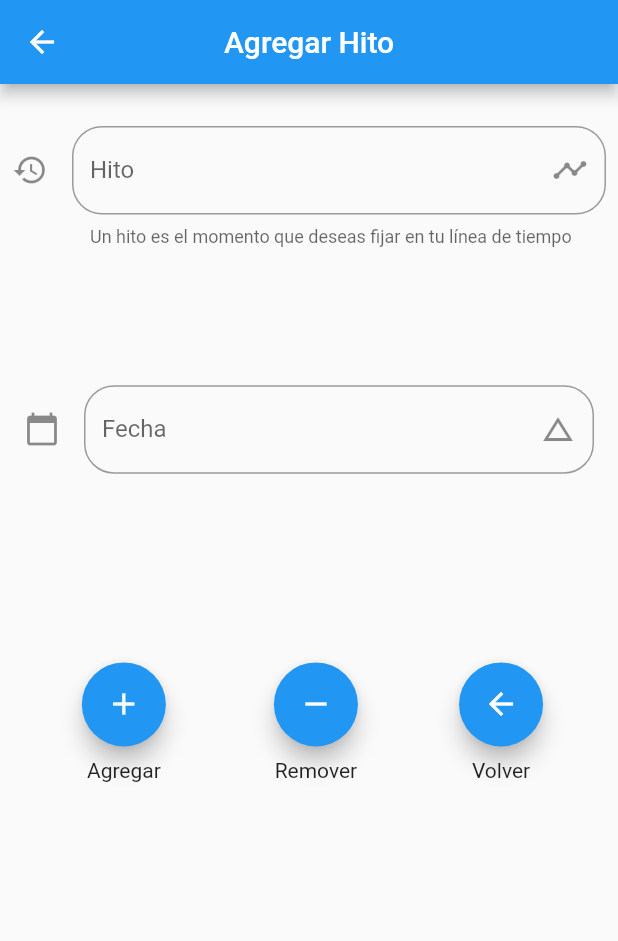
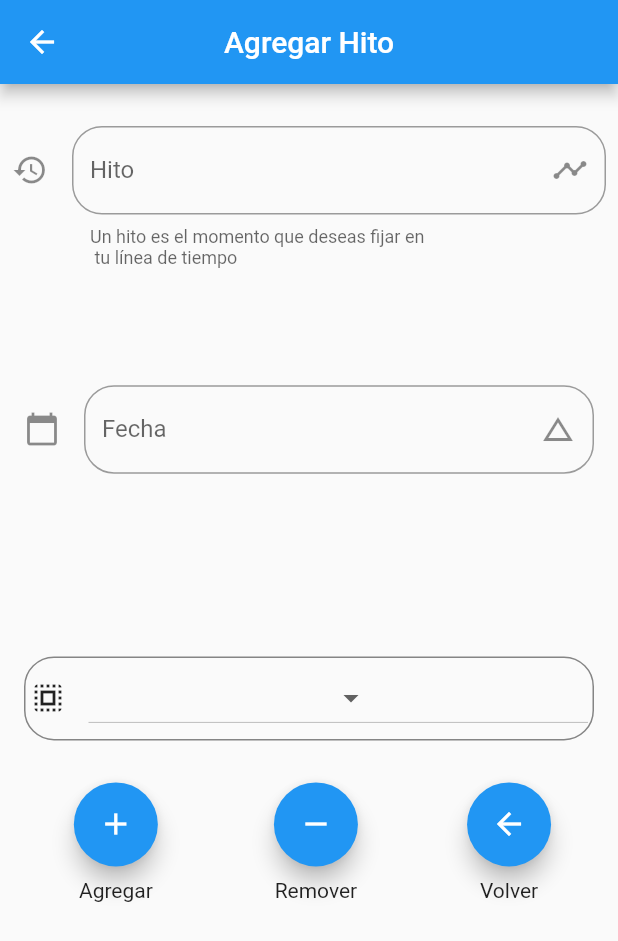
Before and after one commit to jpgotopo/firebase-authetication-login, a Flutter app: the AddItem screen opened directly, after a tap on the "remove" icon, on a phone screen of 412 x 824 dp. Shown: the top 941 px of the screen. Run offline on Flutter 3.47's test engine with Material 2 defaults, Android fonts, the phone set to English and light mode, and no system bars; our stand-ins replace auto_size_text, firebase_auth, flare_flutter, flutter_local_notifications, flutter_swiper, rxdart and 1 more; missing offline and left inert: timeline_list; accounts and stored records are empty.

Commit message:
Cambios a timeline (para remover items), cambios a card_swiper, cambios a misioneros poniendo en comentario a recordatorio

```diff
--- a/lib/pages/login.dart
+++ b/lib/pages/login.dart
@@ -147,6 +147,7 @@ class _LoginPageState extends State<LoginPage> {
       ),
       persistentFooterButtons: <Widget>[
         FlatButton(
+
           onPressed: () {
             Navigator.of(context).pop();
           },
--- a/lib/screens/recordatorio.dart
+++ b/lib/screens/recordatorio.dart
@@ -1,4 +1,4 @@
-import 'package:flutter/material.dart';
+/* import 'package:flutter/material.dart';
 import 'package:gpm_version_4/src/global_bloc.dart';
 import 'package:gpm_version_4/src/ui/calendarpage/calendarpage.dart';
 import 'package:provider/provider.dart';
@@ -36,4 +36,4 @@ class _MedicineReminderState extends State<MedicineReminder> {
       ),
     );
   }
-}
+} */
--- a/lib/screens/timeline.dart
+++ b/lib/screens/timeline.dart
@@ -18,7 +18,8 @@ class Locals extends StatelessWidget {
         const Locale('en'), // English
         const Locale('es'), //Spanish
         const Locale('he'), // Hebrew
-        const Locale.fromSubtags(languageCode: 'zh'), // Chinese *See Advanced Locales below*
+        const Locale.fromSubtags(
+            languageCode: 'zh'), // Chinese *See Advanced Locales below*
         // ... other locales the app supports
       ],
       // ..
@@ -33,11 +34,15 @@ class LineaTiempo extends StatefulWidget {
 
 class _LineaTiempoState extends State<LineaTiempo> {
   @override
+  @override
+  void initState() {
+    super.initState();
+
+  }
   Widget build(BuildContext context) {
     final media = MediaQuery.of(context).size;
     var isPortrait = MediaQuery.of(context).orientation == Orientation.portrait;
     return Scaffold(
-
         appBar: AppBar(
           centerTitle: true,
           backgroundColor: Colors.lightGreen,
@@ -46,110 +51,146 @@ class _LineaTiempoState extends State<LineaTiempo> {
         body: Center(
           child: Padding(
             padding: EdgeInsets.all(10.0),
-          child: Column(
+            child: ListView(
               children: <Widget>[
                 Container(
-                height: media.height * 0.65,
+                  height:
+                      isPortrait ? media.height * 0.65 : media.height * 0.375,
                   child: Timeline.builder(
-
-                  itemBuilder: (BuildContext context, int i){
+                    itemBuilder: (BuildContext context, int i) {
                       return TimelineModel(
                           Container(
                             height: media.height * 0.15,
                             child: Column(
-
                               children: <Widget>[
                                 lineaTiempoItem[i],
                               ],
                             ),
                           ),
                           iconBackground: Colors.lightGreen,
-                      icon: Icon(Icons.arrow_downward, color: Colors.blue,)
-                    );
+                          icon: Icon(
+                            Icons.arrow_downward,
+                            color: Colors.blue,
+                          ));
                     },
-                  position: TimelinePosition.Left,
+                    position: isPortrait
+                        ? TimelinePosition.Left
+                        : TimelinePosition.Center,
                     itemCount: lineaTiempoItem.length,
                     physics: BouncingScrollPhysics(),
-
                   ),
                 ),
-              /* RaisedButton(
+                Padding(
+                  padding: const EdgeInsets.only(top: 4.0),
+                  child: RaisedButton(
+                    highlightColor: Colors.orange,
+                    elevation: 10,
                     color: Colors.lightGreen,
-                onPressed: (){Navigator.push(context, new MaterialPageRoute(builder: (context) => AddItem()));},
+                    onPressed: () {
+                      Navigator.push(
+                          context,
+                          new MaterialPageRoute(
+                              builder: (context) => AddItem()));
+                    },
                     child: Text('Modificar'),
-              ) */
+                  ),
+                )
               ],
             ),
-
           ),
-      )
-
-    );
+        ));
   }
 }
+
 List<LineaTiempoItems> lineaTiempoItem = [
   LineaTiempoItems(
       titulo: 'Inicio de Mi llamado',
       fecha: 2005,
-    iconoT: IconButton(icon: Icon(Icons.hourglass_full, color: Colors.blueAccent, ), onPressed: (){},)
-
+      iconoT: IconButton(
+        icon: Icon(
+          Icons.hourglass_full,
+          color: Colors.blueAccent,
         ),
+        onPressed: () {},
+      )),
   LineaTiempoItems(
       titulo: 'Estudios Teológicos',
       fecha: 2007,
-    iconoT: IconButton(icon: Icon(Icons.book, color: Colors.green,), onPressed: (){},)
-
+      iconoT: IconButton(
+        icon: Icon(
+          Icons.book,
+          color: Colors.green,
         ),
+        onPressed: () {},
+      )),
   LineaTiempoItems(
       titulo: 'Estudios Universitarios',
       fecha: 2007,
-    iconoT: IconButton(icon: Icon(Icons.battery_full, color: Colors.amber,), onPressed: (){},)
-
+      iconoT: IconButton(
+        icon: Icon(
+          Icons.battery_full,
+          color: Colors.amber,
         ),
+        onPressed: () {},
+      )),
   LineaTiempoItems(
       titulo: 'Estudios Teológicos',
       fecha: 2012,
-    iconoT: IconButton(icon: Icon(Icons.cached, color: Colors.orange,), onPressed: (){},)
-
+      iconoT: IconButton(
+        icon: Icon(
+          Icons.cached,
+          color: Colors.orange,
         ),
+        onPressed: () {},
+      )),
   LineaTiempoItems(
       titulo: 'Salida Fase 1',
       fecha: 2016,
-    iconoT: IconButton(icon: Icon(Icons.outlined_flag, color: Colors.red,), onPressed: (){},)
-
+      iconoT: IconButton(
+        icon: Icon(
+          Icons.outlined_flag,
+          color: Colors.red,
         ),
+        onPressed: () {},
+      )),
   LineaTiempoItems(
       titulo: 'Salida Fase 2',
       fecha: 2020,
-    iconoT: IconButton(icon: Icon(Icons.landscape, color: Colors.purple,), onPressed: (){},)
+      iconoT: IconButton(
+        icon: Icon(
+          Icons.landscape,
+          color: Colors.purple,
+        ),
+        onPressed: () {},
+      )),
+];
 
-  ),
-];
 class LineaTiempoItems extends StatelessWidget {
-  LineaTiempoItems({this.iconoT, this.titulo, this.fecha});
+  LineaTiempoItems({
+    this.iconoT,
+    this.titulo,
+    this.fecha,
+  });
   final IconButton iconoT;
   final String titulo;
   final int fecha;
   Widget build(BuildContext context) {
-    return  Column(
+    return Column(
       children: <Widget>[
         Row(
           children: <Widget>[
             Stack(
               children: <Widget>[
                 Container(
-
                   height: 50.0,
                   width: 50.0,
                   decoration: BoxDecoration(
                       color: Colors.lightBlueAccent,
                       shape: BoxShape.circle,
-                    boxShadow: [BoxShadow(
-                      color: Colors.black54,
-                      offset: new Offset(3.0, 2.0)
-                    )]
-
-                  ),
+                      boxShadow: [
+                        BoxShadow(
+                            color: Colors.black54, offset: new Offset(3.0, 2.0))
+                      ]),
                 ),
                 iconoT,
               ],
@@ -162,19 +203,24 @@ class LineaTiempoItems extends StatelessWidget {
                   borderRadius: BorderRadius.circular(8.0),
                   color: Color(0XFFeeeeee),
                   shape: BoxShape.rectangle,
-                boxShadow: [BoxShadow(
-                  color: Colors.green,
-                  offset: new Offset(3.0, 2.0)
-                )]
-              ),
+                  boxShadow: [
+                    BoxShadow(color: Colors.green, offset: new Offset(3.0, 2.0))
+                  ]),
               child: Padding(
                 padding: const EdgeInsets.all(4.0),
                 child: Column(
-
                   children: <Widget>[
-
-                    Text('Paso: $titulo', style: TextStyle(fontSize: 14, fontWeight: FontWeight.bold, color: Colors.blue),),
-                    Text('Fecha: $fecha', style: TextStyle(color: Colors.green),)
+                    Text(
+                      'Paso: $titulo',
+                      style: TextStyle(
+                          fontSize: 14,
+                          fontWeight: FontWeight.bold,
+                          color: Colors.blue),
+                    ),
+                    Text(
+                      'Fecha: $fecha',
+                      style: TextStyle(color: Colors.green),
+                    )
                   ],
                 ),
               ),
@@ -185,7 +231,6 @@ class LineaTiempoItems extends StatelessWidget {
     );
 
     //TODO agregar Opción para que el usuario añada item a línea de tiempo//
-
   }
 }
 
@@ -198,14 +243,18 @@ class _AddItemState extends State<AddItem> {
   final _hitoController = TextEditingController();
   final _fechaController = TextEditingController();
   final _formKey = new GlobalKey<FormState>();
-  int _fecha ;
-
+  int _fecha;
+  String _opcionSeleccionada;
+  bool removeItem = false;
   @override
   Widget build(BuildContext context) {
     final media = MediaQuery.of(context).size;
     var isPortrait = MediaQuery.of(context).orientation == Orientation.portrait;
     return Scaffold(
-      appBar: AppBar(title: Text('Agregar Hito'), centerTitle: true,),
+      appBar: AppBar(
+        title: Text('Agregar Hito'),
+        centerTitle: true,
+      ),
       body: ListView(
         children: <Widget>[
           Form(
@@ -214,24 +263,29 @@ class _AddItemState extends State<AddItem> {
               padding: const EdgeInsets.all(8),
               child: Column(
                 children: <Widget>[
-                  SizedBox(height: 20,),
+                  SizedBox(
+                    height: 20,
+                  ),
                   Container(
                     height: media.height * 0.20,
                     child: TextFormField(
                       decoration: new InputDecoration(
                         labelText: 'Hito',
-                        helperText: 'Un hito es el momento que deseas fijar en tu línea de tiempo',
-                        suffixIcon: Icon( Icons.timeline ),
-                          icon: Icon (Icons.history),
+                        helperText: isPortrait
+                            ? 'Un hito es el momento que deseas fijar en \n tu línea de tiempo'
+                            : 'Un hito es el momento que deseas fijar en tu línea de tiempo',
+                        suffixIcon: Icon(Icons.timeline),
+                        icon: Icon(Icons.history),
                         border: OutlineInputBorder(
                           borderRadius: BorderRadius.circular(20.0),
                         ),
                       ),
                       controller: _hitoController,
-                      validator: (val)=> val.isNotEmpty ? null : 'Este campo no debería estar vacío',
+                      validator: (val) => val.isNotEmpty
+                          ? null
+                          : 'Este campo no debería estar vacío',
                     ),
                   ),
-
                   Padding(
                     padding: const EdgeInsets.all(8.0),
                     child: Container(
@@ -239,8 +293,8 @@ class _AddItemState extends State<AddItem> {
                       child: TextFormField(
                         decoration: new InputDecoration(
                           labelText: 'Fecha',
-                          suffixIcon: Icon( Icons.change_history ),
-                          icon: Icon (Icons.calendar_today),
+                          suffixIcon: Icon(Icons.change_history),
+                          icon: Icon(Icons.calendar_today),
                           border: OutlineInputBorder(
                             borderRadius: BorderRadius.circular(20.0),
                           ),
@@ -248,8 +302,16 @@ class _AddItemState extends State<AddItem> {
                         controller: _fechaController,
                         onTap: () {
                           FocusScope.of(context).requestFocus(new FocusNode());
-                          _selectDate( context );
+                          _selectDate(context);
                         },
+                      ),
+                    ),
+                  ),
+                  removeItem? Padding(
+                    padding: EdgeInsets.all(8),
+                    child: _crearDropdown(),
+                  ) : Divider()
+                ],
               ),
             ),
           ),
@@ -263,8 +325,17 @@ class _AddItemState extends State<AddItem> {
                   Column(
                     children: <Widget>[
                       FloatingActionButton(
-                                onPressed: (){
-                                  lineaTiempoItem.add(LineaTiempoItems(titulo: _hitoController.text, fecha: _fecha, iconoT: IconButton(onPressed: (){}, icon: Icon(Icons.add),),));
+                        tooltip: 'Hito Agregado',
+                        heroTag: 'agregar',
+                        onPressed: () {
+                          lineaTiempoItem.add(LineaTiempoItems(
+                            titulo: _hitoController.text,
+                            fecha: _fecha,
+                            iconoT: IconButton(
+                              onPressed: () {},
+                              icon: Icon(Icons.add),
+                            ),
+                          ));
                           orderList();
                         },
                         child: Icon(Icons.add),
@@ -278,7 +349,15 @@ class _AddItemState extends State<AddItem> {
                   Column(
                     children: <Widget>[
                       FloatingActionButton(
-                                onPressed: (){lineaTiempoItem.removeAt(5); orderList();},
+
+                        heroTag: 'remover',
+                        onPressed: () {
+                          setState(() {
+                            removeItem = !removeItem;
+                          });
+
+                          orderList();
+                        },
                         child: Icon(Icons.remove),
                       ),
                       Padding(
@@ -290,7 +369,10 @@ class _AddItemState extends State<AddItem> {
                   Column(
                     children: <Widget>[
                       FloatingActionButton(
-                                onPressed: (){Navigator.pop(context);},
+                        heroTag: 'volver',
+                        onPressed: () {
+                          Navigator.pop(context);
+                        },
                         child: Icon(Icons.arrow_back),
                       ),
                       Padding(
@@ -300,11 +382,6 @@ class _AddItemState extends State<AddItem> {
                     ],
                   )
                 ],
-
-                      ),
-                    ),
-                  )
-                ],
               ),
             ),
           )
@@ -312,40 +389,86 @@ class _AddItemState extends State<AddItem> {
       ),
     );
   }
-  Function orderList(){
-   lineaTiempoItem.sort((a, b){
-     if((a.fecha) > b.fecha){
+  Widget _crearDropdown() {
+  return Container(
+    decoration: BoxDecoration(
+      color: Colors.transparent,
+      border: Border.all(color: Color(0xFF858585)),
+      borderRadius: BorderRadius.circular(20),
+    ),
+    child: Padding(
+      padding: const EdgeInsets.all(3.0),
+      child: Row(
+        children: <Widget>[
+          Icon(Icons.select_all),
+          SizedBox(width: 15.0),
+          Expanded(
+            child: DropdownButton(
+              elevation: 8,
+              value: _opcionSeleccionada,
+              items: getOpcionesDropdown(),
+              onChanged: (opt) {
+                //print(opt);
+                setState(() {
+                  _opcionSeleccionada = opt;
+                  lineaTiempoItem.removeWhere((item) => item.titulo == _opcionSeleccionada);
+                  removeItem = false;
+
+                });
+              },
+            ),
+          )
+        ],
+      ),
+    ),
+  );
+
+}
+
+  List<DropdownMenuItem<String>> getOpcionesDropdown() {
+    List<String> titulos = [];
+    for(var i = 0; i < lineaTiempoItem.length; i++){
+      titulos.add(lineaTiempoItem[i].titulo);
+    }
+    List<DropdownMenuItem<String>> lista = new List();
+
+    titulos.forEach((tituloH){
+      lista.add(DropdownMenuItem(
+        child: Text(tituloH),
+        value: tituloH,
+      ));
+    });
+
+    return lista;
+
+  }
+  Function orderList() {
+    lineaTiempoItem.sort((a, b) {
+      if ((a.fecha) > b.fecha) {
         return 1;
       }
-   if(a.fecha < b.fecha){
+      if (a.fecha < b.fecha) {
         return -1;
       }
       return 0;
     });
   }
 
-  _selectDate (BuildContext context) async {
+  _selectDate(BuildContext context) async {
     Locale myLocale = Localizations.localeOf(context);
     DateTime picked = await showDatePicker(
         context: context,
         initialDate: new DateTime.now(),
         firstDate: new DateTime(1940),
-      lastDate:  new DateTime(2025),
-      locale: myLocale
-
-    );
-
+        lastDate: new DateTime(2025),
+        locale: myLocale);
 
     if (picked != null) {
-
       setState(() {
-        _fecha = picked.year; //TODO incorporar dia, mes año ej: _dia = picked.day.toString
+        _fecha = picked
+            .year; //TODO incorporar dia, mes año ej: _dia = picked.day.toString
         _fechaController.text = picked.toString();
       });
-
-
-
-    }
-
     }
   }
+}
```
Also changed, not shown: assets/misioneros.json (+48 -40 lines), lib/screens/misioneros.dart (+33 -23 lines), lib/src/ui/card_swiper_widget.dart (+20 -8 lines). Lines whose indentation alone changed are shown as unchanged.
